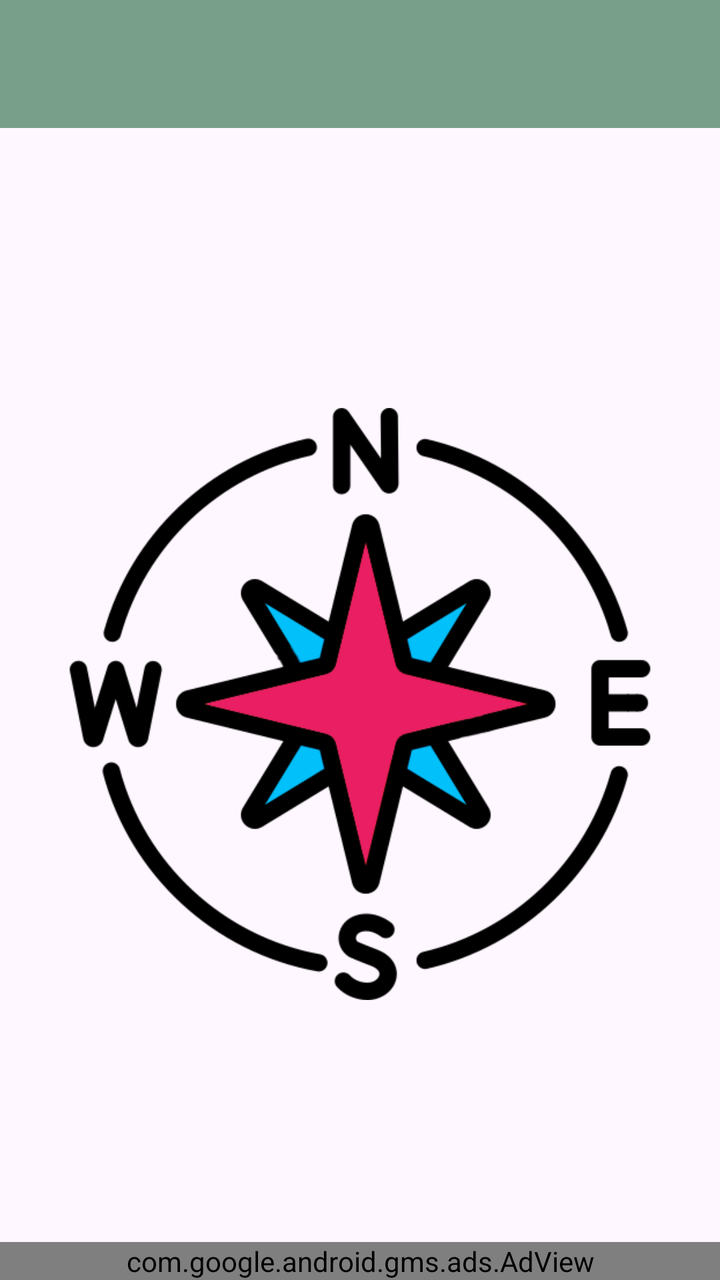
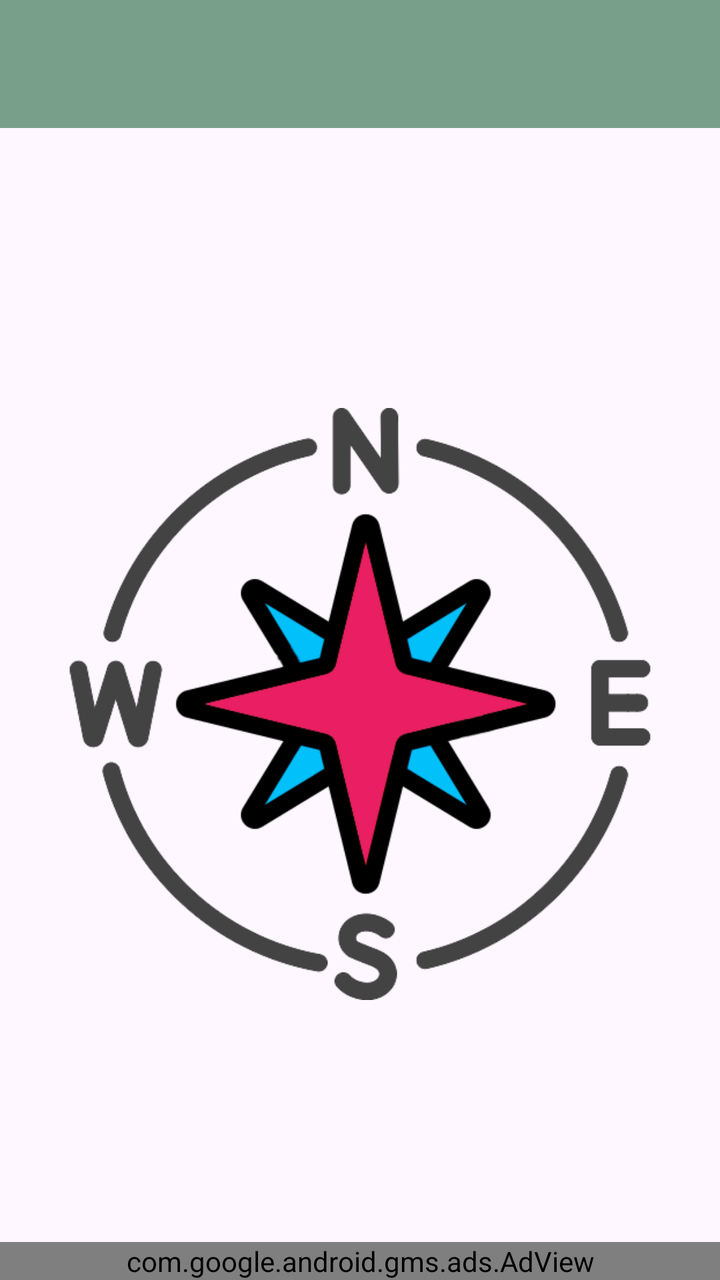

Screens rendered from an Android XML layout before and after an edit, with the pre-edit source and the edit as a unified diff.
<!-- AndroidManifest.xml: application theme Theme.Utility1 -->
<!-- res/layout/activity_compass.xml -->
<?xml version="1.0" encoding="utf-8"?>
<androidx.coordinatorlayout.widget.CoordinatorLayout xmlns:android="http://schemas.android.com/apk/res/android"
    xmlns:app="http://schemas.android.com/apk/res-auto"
    xmlns:ads="http://schemas.android.com/apk/res-auto"
    android:layout_width="match_parent"
    android:layout_height="match_parent">

    <com.google.android.material.appbar.AppBarLayout
        android:layout_height="wrap_content"
        android:layout_width="match_parent"
        app:elevation="0dp">
        <androidx.appcompat.widget.Toolbar
            android:id="@+id/toolbar"
            android:layout_width="match_parent"
            android:layout_height="?attr/actionBarSize"
            android:background="?attr/colorPrimary"
            app:popupTheme="@style/ThemeOverlay.AppCompat.Light"/>
    </com.google.android.material.appbar.AppBarLayout>

    <androidx.constraintlayout.widget.ConstraintLayout
        android:id="@+id/relativeLayout"
        android:layout_width="match_parent"
        android:layout_height="match_parent"
        app:layout_behavior="@string/appbar_scrolling_view_behavior"
        app:layout_constraintTop_toBottomOf="@id/toolbar">

    <ImageView
        android:id="@+id/ivCompass"
        android:layout_width="wrap_content"
        android:layout_height="wrap_content"
        android:layout_centerInParent="true"
        android:padding="32dp"
        android:src="@drawable/compass"
        android:contentDescription="Compass"
        app:layout_constraintTop_toTopOf="parent"
        app:layout_constraintBottom_toBottomOf="parent"
        app:layout_constraintStart_toStartOf="parent"
        app:layout_constraintEnd_toEndOf="parent"/>

        <com.google.android.gms.ads.AdView
            android:id="@+id/adView"
            android:layout_width="match_parent"
            android:layout_height="wrap_content"
            app:layout_constraintStart_toStartOf="parent"
            app:layout_constraintEnd_toEndOf="parent"
            app:layout_constraintBottom_toBottomOf="parent"
            ads:adSize="LARGE_BANNER"
            ads:adUnitId="@string/banner_ad_unit_id"/>

    </androidx.constraintlayout.widget.ConstraintLayout>
</androidx.coordinatorlayout.widget.CoordinatorLayout>
<!-- resources referenced by this layout -->
<resources>
  <!-- drawable compass: png bitmap (drawable, 35769 bytes) -->
  <string name="banner_ad_unit_id">ca-app-pub-9912818029252604/1006161920</string>
  <style name="Theme.Utility1" parent="Base.Theme.Utility1" />
  <style name="Base.Theme.Utility1" parent="Theme.Material3.DayNight.NoActionBar">
          
          <item name="colorPrimary">@color/RetroColor5</item>
          <item name="colorAccent">@color/white</item>
          <item name="android:textColorPrimary">@color/white</item>
          <item name="android:colorControlNormal">@color/white</item>
      </style>
  <color name="RetroColor5">#FF789F8A</color>
  <color name="white">#FFFFFFFF</color>
</resources>

<!-- the commit's change to res/layout/activity_compass.xml (unified diff, before → after) -->
@@ -2,12 +2,14 @@
 <androidx.coordinatorlayout.widget.CoordinatorLayout xmlns:android="http://schemas.android.com/apk/res/android"
     xmlns:app="http://schemas.android.com/apk/res-auto"
     xmlns:ads="http://schemas.android.com/apk/res-auto"
+    android:id="@+id/compass_layout"
     android:layout_width="match_parent"
     android:layout_height="match_parent">
 
     <com.google.android.material.appbar.AppBarLayout
         android:layout_height="wrap_content"
         android:layout_width="match_parent"
+        android:fitsSystemWindows="true"
         app:elevation="0dp">
         <androidx.appcompat.widget.Toolbar
             android:id="@+id/toolbar"
<!-- resource entries referenced after the edit -->
@@ -1,6 +1,6 @@
 <!-- resources referenced by this layout -->
 <resources>
-  <!-- drawable compass: png bitmap (drawable, 35769 bytes) -->
+  <!-- drawable compass: png bitmap (drawable, 46960 bytes) -->
   <string name="banner_ad_unit_id">ca-app-pub-9912818029252604/1006161920</string>
   <style name="Theme.Utility1" parent="Base.Theme.Utility1" />
   <style name="Base.Theme.Utility1" parent="Theme.Material3.DayNight.NoActionBar">
